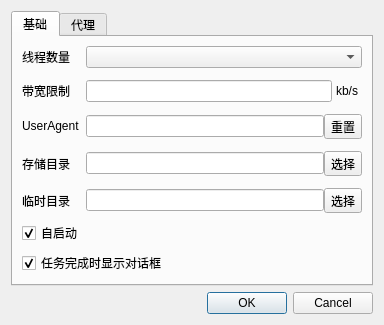
Before: the Qt Designer form src/ui/settings/SettingsDialog.ui in engsr6982/EasyDownloadManager, drawn with Qt 5.
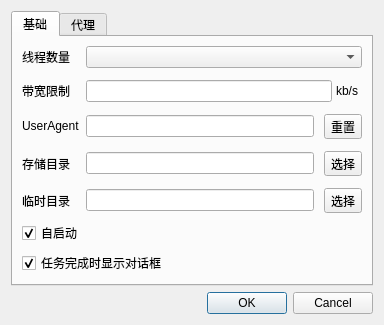
After: the same form once the commit is applied.

Commit message: feat: enhance settings dialog with enum utilities and UI improvements

Patch:
```diff
--- a/src/ui/settings/SettingsDialog.ui
+++ b/src/ui/settings/SettingsDialog.ui
@@ -95,6 +95,9 @@
          </item>
          <item row="2" column="1">
           <layout class="QHBoxLayout" name="userAgentLayout_">
+           <property name="spacing">
+            <number>10</number>
+           </property>
            <item>
             <widget class="QLineEdit" name="userAgentInput_">
              <property name="toolTip">
@@ -123,6 +126,9 @@
          </item>
          <item row="3" column="1">
           <layout class="QHBoxLayout" name="saveDirLayout_">
+           <property name="spacing">
+            <number>10</number>
+           </property>
            <item>
             <widget class="QLineEdit" name="saveDirInput_"/>
            </item>
@@ -144,6 +150,9 @@
          </item>
          <item row="4" column="1">
           <layout class="QHBoxLayout" name="tempDirLayout_">
+           <property name="spacing">
+            <number>10</number>
+           </property>
            <item>
             <widget class="QLineEdit" name="tempDirInput_"/>
            </item>
```
The commit also changes 4 other files.
